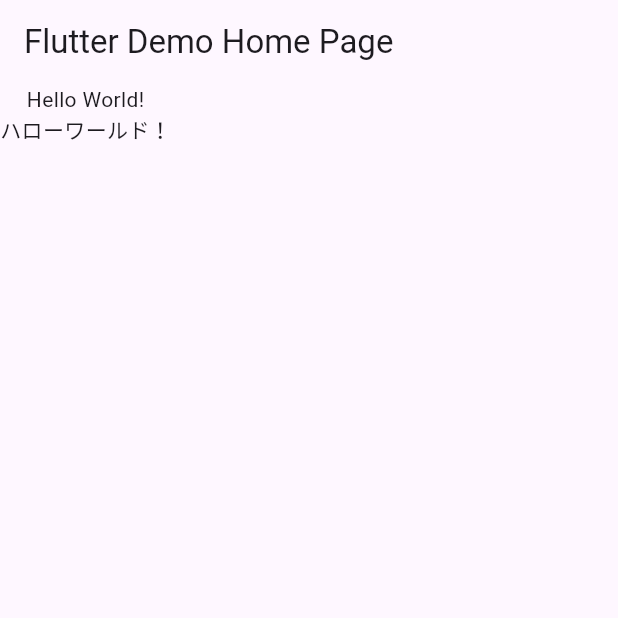
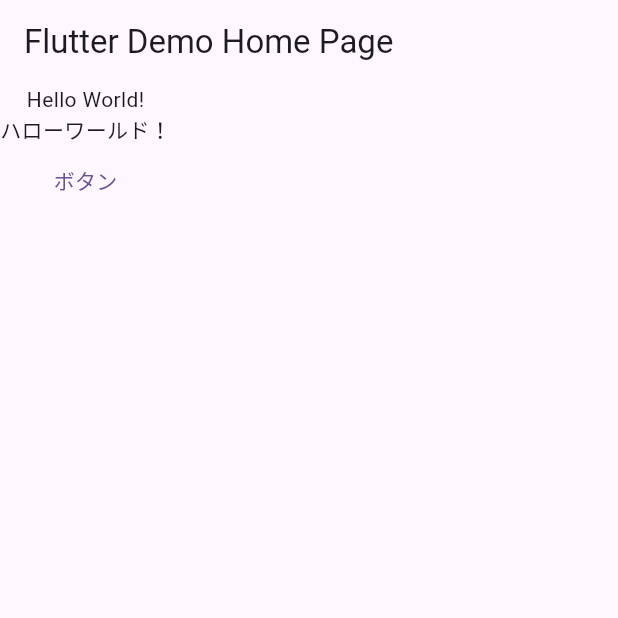
Before and after one commit to eltociear/flutter_practice, a Flutter app: the screen it shows after launch, on a phone screen of 412 x 824 dp, the top half of it. Run offline on Flutter 3.47's test engine with Material 3 defaults, Android fonts, the phone set to English and light mode, and no system bars.

Commit message:
hello_world: add button

```diff
--- a/hello_world/lib/main.dart
+++ b/hello_world/lib/main.dart
@@ -43,6 +43,9 @@ class _MyHomePageState extends State<MyHomePage> {
       body: Column(children: [
         const Text("Hello World!"),
         const Text("ハローワールド！"),
+        TextButton(onPressed: () => {print("ボタンが押されたよ")},
+        child: const Text("ボタン"),
+        )
       ])
     );
   }
```
